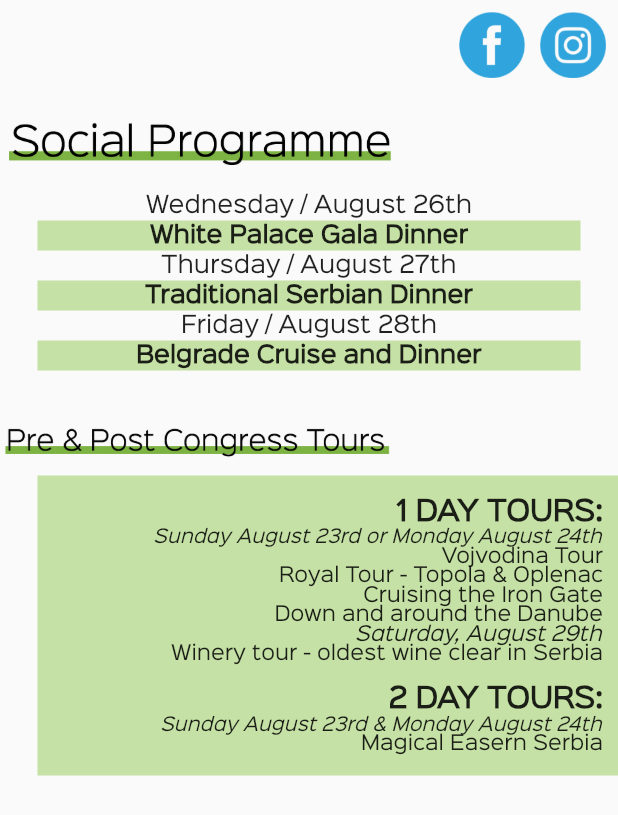
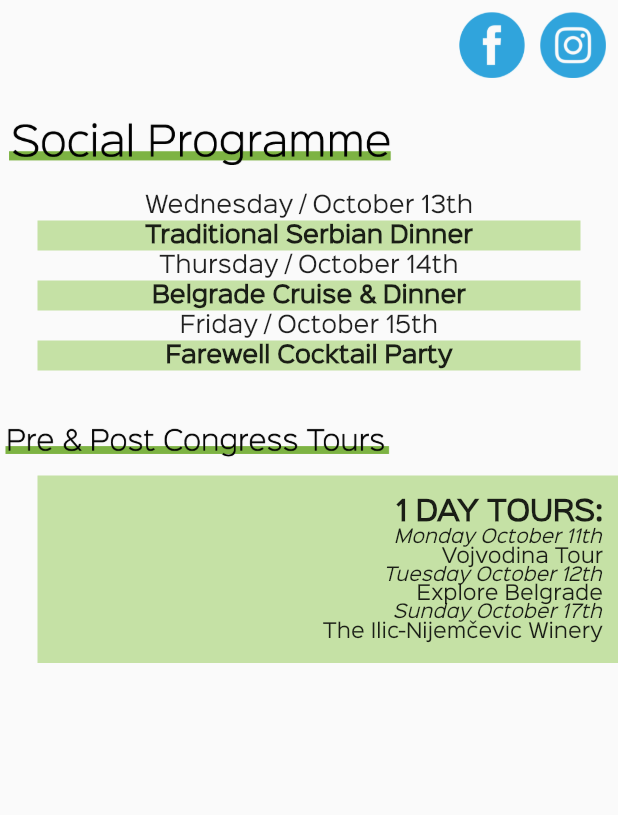
Before and after one commit to markoselakovic/emop, a Flutter app: the SocialPage screen opened directly, on a phone screen of 412 x 824 dp. Shown: the top 815 px of the screen. Run offline on Flutter 3.47's test engine with Material 2 defaults, Android fonts, the light colour scheme and no system bars; our stand-ins replace firebase_database; missing offline and left inert: maps_launcher; accounts and stored records are empty.

Commit message:
2021 Update

```diff
--- a/lib/screens/VenuePage.dart
+++ b/lib/screens/VenuePage.dart
@@ -38,7 +38,7 @@ class VenueInformation extends StatelessWidget {
       child: Column(
         children: <Widget>[
           Text(
-            "EMOP 2020 will take place in the Crowne Plaza Belgrade, ideally located in the central business district of New Belgrade. "
+            "EMOP 2021 will take place in the Crowne Plaza Belgrade, ideally located in the central business district of New Belgrade. "
             "Only 13 km from the International Belgrade Airport Nikola Tesla and only 5 minute drive away from the city centre. With 12 distinct function rooms,"
             " a total of 1.300 sqm/ 14.000 sqft flexible meeting space, the hotel has the largest event capacity in Serbia for important corporate functions or memorable social events."
             "\n\nSpecial needs: Wheelchair accessible rooms available and wheelchair accessible parking spaces, lift access to all floors including conference rooms floor, lift near accessible rooms.",
--- a/lib/screens/homePage.dart
+++ b/lib/screens/homePage.dart
@@ -10,9 +10,9 @@ class HomePage extends StatelessWidget {
     return SingleChildScrollView(
       child: Column(
         children: <Widget>[
-          Image.asset('assets/logo.jpeg'),
+          Image.asset('assets/EMOPLogo.png'),
           Image.asset('assets/sava-river.jpg'),
-          Text('August 25-29, 2020 | Belgrade', textAlign: TextAlign.center, style: TextStyle(fontSize: 20, fontWeight: FontWeight.bold, color: Colors.blue),),
+          Text('October 12-16, 2021 | Belgrade', textAlign: TextAlign.center, style: TextStyle(fontSize: 20, fontWeight: FontWeight.bold, color: Colors.blue),),
         ],
       ),
     );
--- a/lib/screens/socialPage.dart
+++ b/lib/screens/socialPage.dart
@@ -53,32 +53,8 @@ class SocialPage extends StatelessWidget {
                     Expanded(
                       child: Padding(
                         padding: const EdgeInsets.only( bottom: 2.0, top: 10),
-                        child: Text("Wednesday / August 26th", textAlign: TextAlign.center, style: TextStyle(fontSize: 15, fontFamily: "SinkinSans")),
+                        child: Text("Wednesday / October 13th", textAlign: TextAlign.center, style: TextStyle(fontSize: 15, fontFamily: "SinkinSans")),
                       ),
-                    ),
-                  ],
-                ),
-                Row(
-                  children: <Widget>[
-                    Expanded(
-                      child: Container(
-                        color: color,
-                        child: Container(
-                          padding: const EdgeInsets.only( bottom: 2.0, top: 3.0),
-                          child: Text("White Palace Gala Dinner",
-                              textAlign: TextAlign.center,
-                              style: TextStyle(fontWeight: FontWeight.bold, fontSize: 15, fontFamily: "SinkinSans")),
-                        ),
-                      ),
-                    ),
-                  ],
-                ),
-                Row(
-                  children: <Widget>[
-                    Expanded(
-                      child: Container(
-                          padding: const EdgeInsets.only( bottom: 2.0, top:3.0),
-                          child: Text("Thursday / August 27th",textAlign: TextAlign.center, style: TextStyle(fontSize: 15, fontFamily: "SinkinSans"))),
                     ),
                   ],
                 ),
@@ -101,8 +77,8 @@ class SocialPage extends StatelessWidget {
                   children: <Widget>[
                     Expanded(
                       child: Container(
-                          padding: const EdgeInsets.only( bottom: 2.0, top: 3.0),
-                          child: Text("Friday / August 28th", textAlign: TextAlign.center, style: TextStyle(fontSize: 15, fontFamily: "SinkinSans"))),
+                          padding: const EdgeInsets.only( bottom: 2.0, top:3.0),
+                          child: Text("Thursday / October 14th",textAlign: TextAlign.center, style: TextStyle(fontSize: 15, fontFamily: "SinkinSans"))),
                     ),
                   ],
                 ),
@@ -113,7 +89,31 @@ class SocialPage extends StatelessWidget {
                         color: color,
                         child: Container(
                           padding: const EdgeInsets.only( bottom: 2.0, top: 3.0),
-                          child: Text("Belgrade Cruise and Dinner",
+                          child: Text("Belgrade Cruise & Dinner",
+                              textAlign: TextAlign.center,
+                              style: TextStyle(fontWeight: FontWeight.bold, fontSize: 15, fontFamily: "SinkinSans")),
+                        ),
+                      ),
+                    ),
+                  ],
+                ),
+                Row(
+                  children: <Widget>[
+                    Expanded(
+                      child: Container(
+                          padding: const EdgeInsets.only( bottom: 2.0, top: 3.0),
+                          child: Text("Friday / October 15th", textAlign: TextAlign.center, style: TextStyle(fontSize: 15, fontFamily: "SinkinSans"))),
+                    ),
+                  ],
+                ),
+                Row(
+                  children: <Widget>[
+                    Expanded(
+                      child: Container(
+                        color: color,
+                        child: Container(
+                          padding: const EdgeInsets.only( bottom: 2.0, top: 3.0),
+                          child: Text("Farewell Cocktail Party",
                               textAlign: TextAlign.center,
                               style: TextStyle(fontWeight: FontWeight.bold, fontSize: 15, fontFamily: "SinkinSans")),
                         ),
@@ -158,26 +158,25 @@ class SocialPage extends StatelessWidget {
                             ],
                           ),
                         ),
-                        getDescriptionRowText("Sunday August 23rd or Monday August 24th", fontSize: 12.0, italic: true),
+                        getDescriptionRowText("Monday October 11th", fontSize: 12.0, italic: true),
                         getDescriptionRowText("Vojvodina Tour"),
-                        getDescriptionRowText("Royal Tour - Topola & Oplenac"),
-                        getDescriptionRowText("Cruising the Iron Gate"),
-                        getDescriptionRowText("Down and around the Danube"),
-                        getDescriptionRowText("Saturday, August 29th", fontSize: 13.0, italic: true),
-                        getDescriptionRowText("Winery tour - oldest wine clear in Serbia"),
-                        Padding(
-                          padding: const EdgeInsets.only(bottom: 2.0, top: 15),
-                          child: Row(
-                            children: <Widget>[
-                              Spacer(),
-                              Text("2 DAY TOURS:",
-                                  textAlign: TextAlign.right,
-                                  style: TextStyle(fontWeight: FontWeight.bold, fontSize: 18, fontFamily: "SinkinSans")),
-                            ],
-                          ),
-                        ),
-                        getDescriptionRowText("Sunday August 23rd & Monday August 24th", fontSize: 12.0, italic: true),
-                        getDescriptionRowText("Magical Easern Serbia"),
+                        getDescriptionRowText("Tuesday October 12th", fontSize: 12.0, italic: true),
+                        getDescriptionRowText("Explore Belgrade"),
+                        getDescriptionRowText("Sunday October 17th", fontSize: 12.0, italic: true),
+                        getDescriptionRowText("The Ilic-Nijemčevic Winery"),
+                        // Padding(
+                        //   padding: const EdgeInsets.only(bottom: 2.0, top: 15),
+                        //   child: Row(
+                        //     children: <Widget>[
+                        //       Spacer(),
+                        //       Text("2 DAY TOURS:",
+                        //           textAlign: TextAlign.right,
+                        //           style: TextStyle(fontWeight: FontWeight.bold, fontSize: 18, fontFamily: "SinkinSans")),
+                        //     ],
+                        //   ),
+                        // ),
+                        // getDescriptionRowText("Sunday August 23rd & Monday August 24th", fontSize: 12.0, italic: true),
+                        // getDescriptionRowText("Magical Easern Serbia"),
                       ],
                     )
                   ),
```
Also changed, not shown: lib/data/repository.dart (+41 -13 lines), lib/main.dart (+19 -19 lines), lib/models/agendaItem.dart (renamed from lib/models/postersItem.dart, +11 -11 lines), lib/screens/AgendaPage.dart (+21 -6 lines), lib/screens/postersPage.dart (+12 -42 lines), lib/screens/searchablePage.dart (+23 -10 lines), lib/widgets/agendaListItem.dart (added, +64 -0 lines), lib/widgets/postersListItem.dart (deleted, +0 -33 lines), assets/EMOPLogo.png (added), pubspec.lock, 9 other files.
